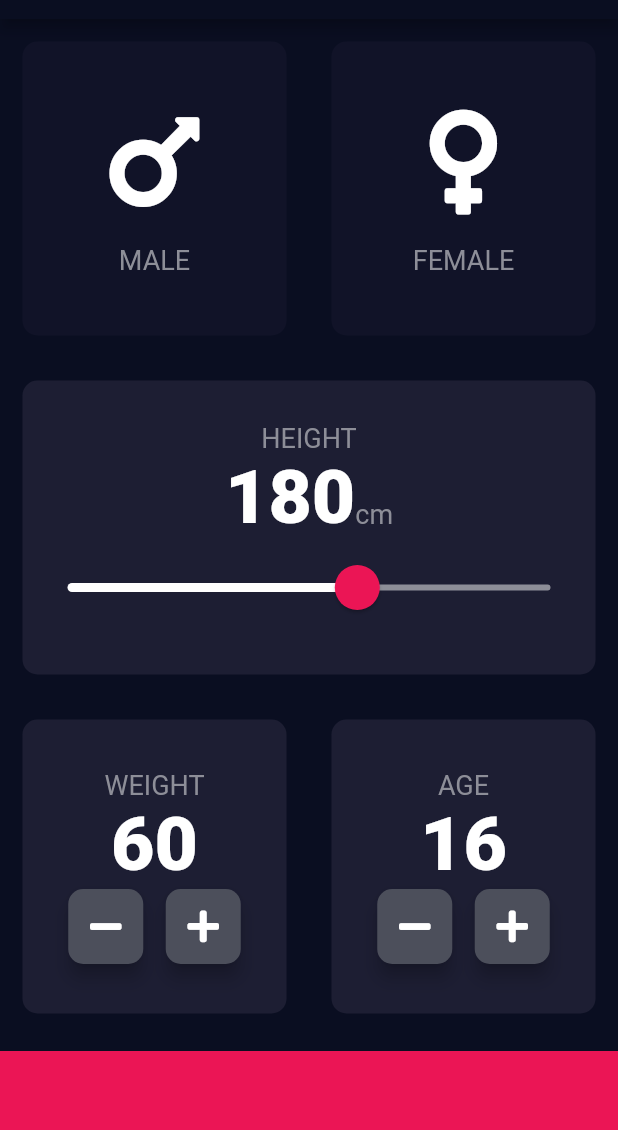
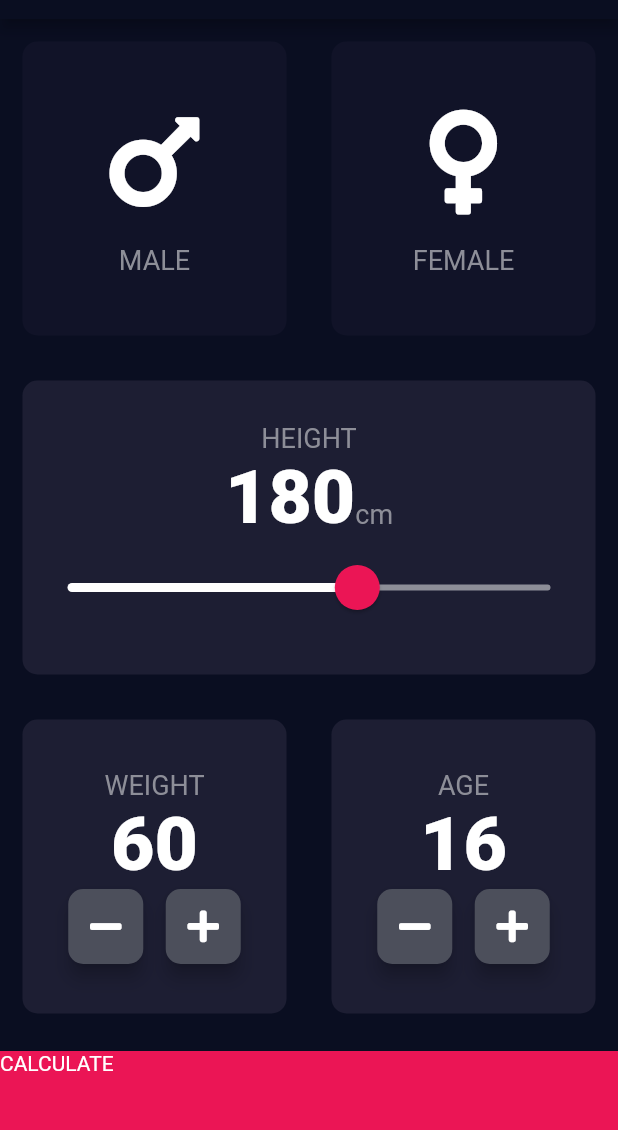
Before and after one commit to QwequSandies/bmi_calculator, a Flutter app: the screen it shows after launch, on a phone screen of 412 x 824 dp, the part 65-1195 px from its top. Run offline on Flutter 3.47's test engine with Material 2 defaults, Android fonts, the phone set to English and light mode, and no system bars; our stand-ins replace font_awesome_flutter.

```diff
--- a/lib/input.dart
+++ b/lib/input.dart
@@ -1,3 +1,4 @@
+import 'package:bmi_calculator/results_page.dart';
 import 'package:flutter/material.dart';
 import 'package:font_awesome_flutter/font_awesome_flutter.dart';
 import 'icon_content.dart';
@@ -207,11 +208,24 @@ class _InputPageState extends State<InputPage> {
                 ],
               ),
             ),
-            Container(
-              color: bottomContainerColor,
-              margin: EdgeInsets.only(top: 10),
-              width: double.infinity,
-              height: bottomContainerHeight,
+            GestureDetector(
+              onTap: () {
+                Navigator.push(
+                  context,
+                  MaterialPageRoute(
+                    builder: (context) {
+                      return ResultsPage();
+                    },
+                  ),
+                );
+              },
+              child: Container(
+                child: Text('CALCULATE'),
+                color: bottomContainerColor,
+                margin: EdgeInsets.only(top: 10),
+                width: double.infinity,
+                height: bottomContainerHeight,
+              ),
             )
           ],
         ));
```
Also changed, not shown: lib/results_page.dart (added).
